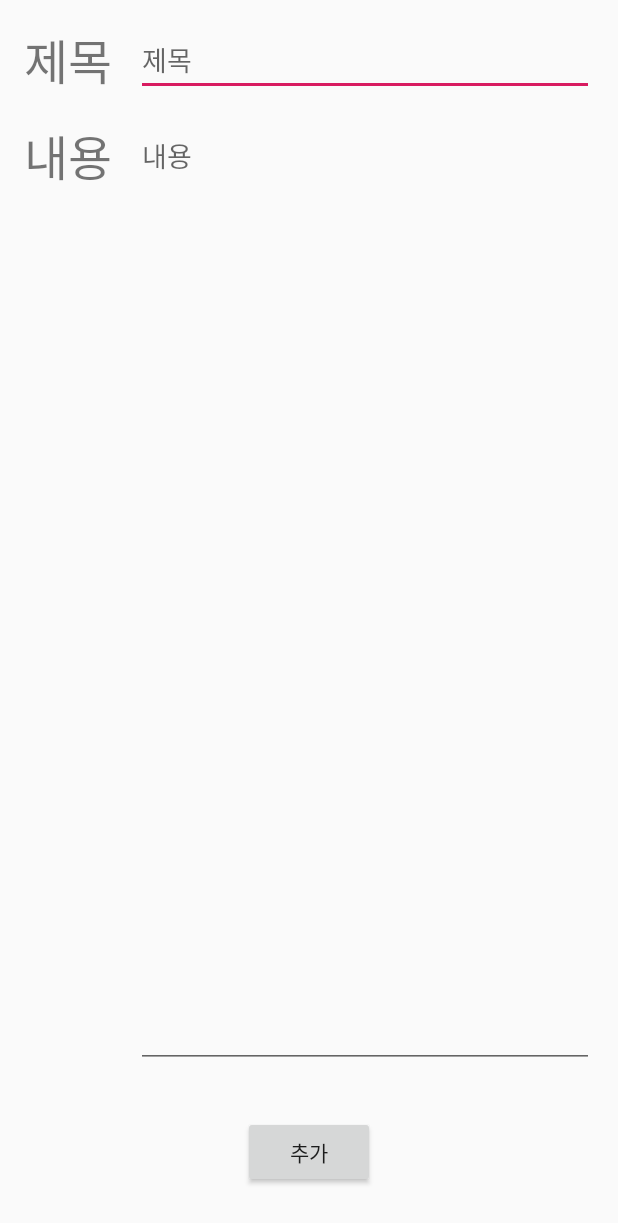
After one commit to preludezdev/SilliconValleyJobFairApp, an Android app: the AddTodoActivity screen opened directly, with no data from a screen before it, on a phone screen of 412 x 824 dp. The commit adds this screen. Shown: the top 1223 px of the screen. Run offline under Robolectric (Android 15) with nearby library versions, the light colour scheme and no system bars.

Commit message:
기능 요구사항 1,2,3,4 구현

```diff
--- /dev/null
+++ b/app/src/main/java/com/example/siliconvalleyjobfair/ui/addtodo/AddTodoActivity.kt
@@ -0,0 +1,34 @@
+package com.example.siliconvalleyjobfair.ui.addtodo
+
+import android.app.Activity
+import android.os.Bundle
+import androidx.appcompat.app.AppCompatActivity
+import com.example.siliconvalleyjobfair.R
+import com.example.siliconvalleyjobfair.data.Todo
+import com.example.siliconvalleyjobfair.data.TodoDatabase
+import kotlinx.android.synthetic.main.activity_add_todo.*
+
+class AddTodoActivity : AppCompatActivity() {
+
+    override fun onCreate(savedInstanceState: Bundle?) {
+        super.onCreate(savedInstanceState)
+        setContentView(R.layout.activity_add_todo)
+
+        bt_new_add.setOnClickListener {
+            val todo = Todo(0, et_new_title.text.toString(), et_new_content.text.toString())
+
+            val addRunnable = Runnable {
+                TodoDatabase
+                    .getInstance(this)
+                    .getTodoDao()
+                    .insertTodo(todo)
+            }
+
+            Thread(addRunnable).start()
+
+            setResult(Activity.RESULT_OK, intent)
+            finish()
+        }
+    }
+
+}
--- /dev/null
+++ b/app/src/main/res/layout/activity_add_todo.xml
@@ -0,0 +1,70 @@
+<?xml version="1.0" encoding="utf-8"?>
+<androidx.constraintlayout.widget.ConstraintLayout xmlns:android="http://schemas.android.com/apk/res/android"
+    xmlns:app="http://schemas.android.com/apk/res-auto"
+    android:layout_width="match_parent"
+    android:layout_height="match_parent"
+    android:orientation="vertical">
+
+    <TextView
+        android:id="@+id/tv_new_title"
+        android:layout_width="wrap_content"
+        android:layout_height="wrap_content"
+        android:layout_marginStart="16dp"
+        android:layout_marginTop="16dp"
+        android:text="@string/title"
+        android:textSize="32sp"
+        app:layout_constraintStart_toStartOf="parent"
+        app:layout_constraintTop_toTopOf="parent" />
+
+    <EditText
+        android:id="@+id/et_new_title"
+        android:layout_width="0dp"
+        android:layout_height="wrap_content"
+        android:layout_marginStart="16dp"
+        android:layout_marginEnd="16dp"
+        android:ems="10"
+        android:hint="@string/title"
+        android:inputType="textPersonName"
+        app:layout_constraintEnd_toEndOf="parent"
+        app:layout_constraintHorizontal_bias="0.455"
+        app:layout_constraintStart_toEndOf="@+id/tv_new_title"
+        app:layout_constraintTop_toTopOf="@+id/tv_new_title" />
+
+    <TextView
+        android:id="@+id/tv_new_content"
+        android:layout_width="wrap_content"
+        android:layout_height="wrap_content"
+        android:layout_marginStart="16dp"
+        android:layout_marginTop="16dp"
+        android:text="@string/content"
+        android:textSize="32sp"
+        app:layout_constraintStart_toStartOf="parent"
+        app:layout_constraintTop_toBottomOf="@+id/tv_new_title" />
+
+    <EditText
+        android:id="@+id/et_new_content"
+        android:layout_width="0dp"
+        android:layout_height="0dp"
+        android:layout_marginStart="16dp"
+        android:layout_marginEnd="16dp"
+        android:layout_marginBottom="32dp"
+        android:ems="10"
+        android:gravity="top"
+        android:hint="@string/content"
+        android:inputType="textMultiLine"
+        app:layout_constraintBottom_toTopOf="@+id/bt_new_add"
+        app:layout_constraintEnd_toEndOf="parent"
+        app:layout_constraintStart_toEndOf="@+id/tv_new_content"
+        app:layout_constraintTop_toTopOf="@+id/tv_new_content" />
+
+    <Button
+        android:id="@+id/bt_new_add"
+        android:layout_width="wrap_content"
+        android:layout_height="wrap_content"
+        android:layout_marginBottom="32dp"
+        android:text="@string/add"
+        app:layout_constraintBottom_toBottomOf="parent"
+        app:layout_constraintEnd_toEndOf="parent"
+        app:layout_constraintStart_toStartOf="parent" />
+
+</androidx.constraintlayout.widget.ConstraintLayout>
--- a/app/src/main/res/values/strings.xml
+++ b/app/src/main/res/values/strings.xml
@@ -1,3 +1,8 @@
 <resources>
     <string name="app_name">SiliconValleyJobFair</string>
+    <string name="tv_main">TODO List</string>
+    <string name="title">제목</string>
+    <string name="content">내용</string>
+    <string name="update">수정</string>
+    <string name="add">추가</string>
 </resources>
--- a/app/src/main/res/values/styles.xml
+++ b/app/src/main/res/values/styles.xml
@@ -1,7 +1,7 @@
 <resources>
 
     <!-- Base application theme. -->
-    <style name="AppTheme" parent="Theme.AppCompat.Light.DarkActionBar">
+    <style name="AppTheme" parent="Theme.AppCompat.Light.NoActionBar">
         <!-- Customize your theme here. -->
         <item name="colorPrimary">@color/colorPrimary</item>
         <item name="colorPrimaryDark">@color/colorPrimaryDark</item>
```
Also changed, not shown: app/build.gradle (+10 -2 lines), app/src/main/AndroidManifest.xml (+6 -3 lines), app/src/main/java/com/example/siliconvalleyjobfair/data/Todo.kt (+12 -3 lines), app/src/main/java/com/example/siliconvalleyjobfair/data/TodoDao.kt (added, +21 -0 lines), app/src/main/java/com/example/siliconvalleyjobfair/data/TodoDatabase.kt (added, +25 -0 lines), app/src/main/java/com/example/siliconvalleyjobfair/ui/MainActivity.kt (deleted, +0 -24 lines), app/src/main/java/com/example/siliconvalleyjobfair/ui/edittodo/EditTodoActivity.kt (added, +50 -0 lines), app/src/main/java/com/example/siliconvalleyjobfair/ui/main/MainActivity.kt (added, +67 -0 lines), app/src/main/java/com/example/siliconvalleyjobfair/ui/main/TodoRvAdapter.kt (renamed from app/src/main/java/com/example/siliconvalleyjobfair/ui/TodoRvAdapter.kt, +23 -10 lines), app/src/main/res/layout/activity_edit_todo.xml (added, +70 -0 lines), app/src/main/res/layout/activity_main.xml (+20 -4 lines).
